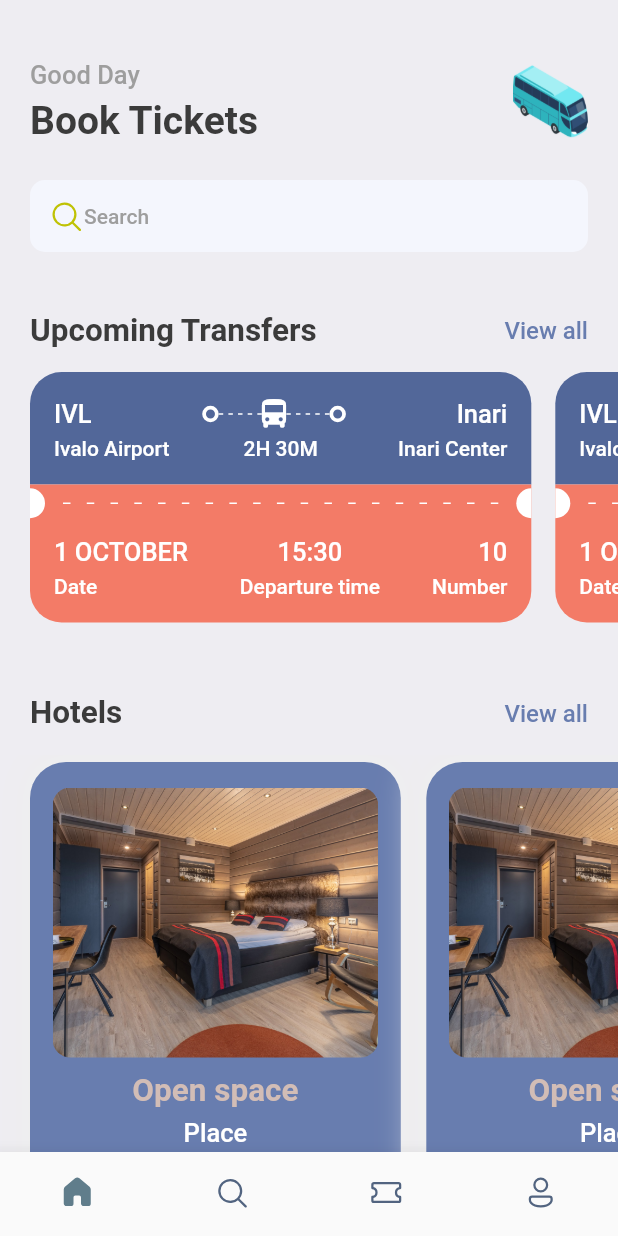
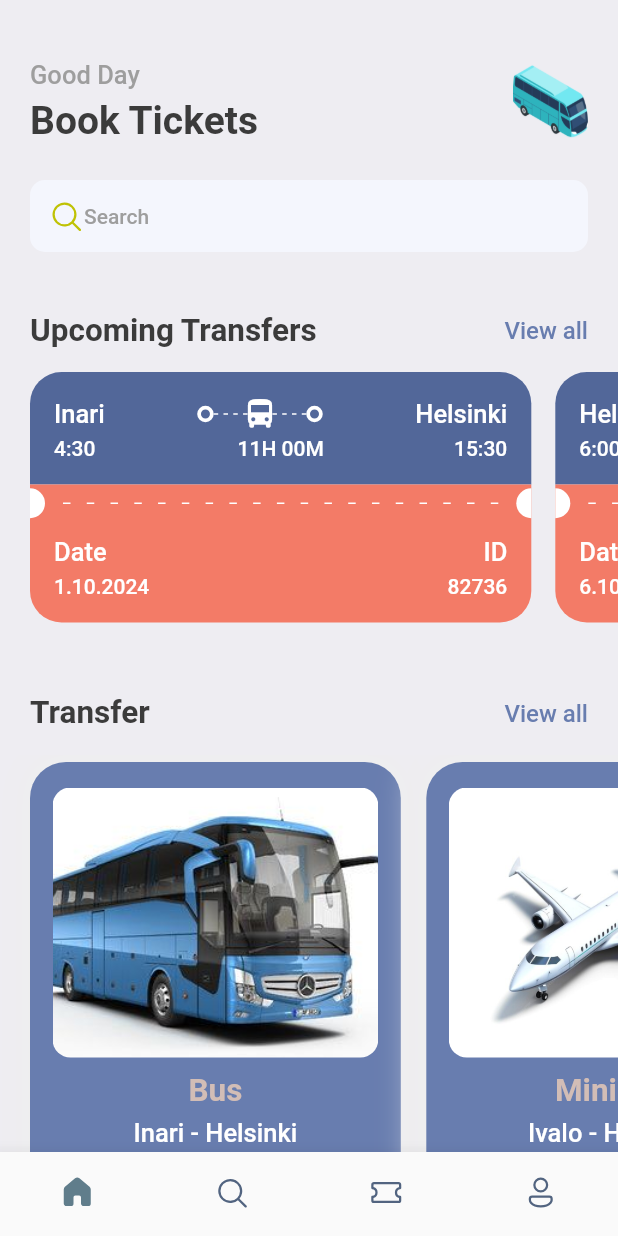
Before and after one commit to atorgaso/flutter_busapp, a Flutter app: the screen it shows after launch, on a phone screen of 412 x 824 dp. Run offline on Flutter 3.47's test engine with Material 2 defaults, Android fonts, the light colour scheme and no system bars; our stand-ins replace fluentui_icons, gap, get.

Commit message:
ticket and transfer design

```diff
--- a/lib/screens/home_screen.dart
+++ b/lib/screens/home_screen.dart
@@ -1,7 +1,8 @@
 import 'package:fluentui_icons/fluentui_icons.dart';
 import 'package:flutter/material.dart';
-import 'package:flutter_busapp/screens/hotels_screen.dart';
+import 'package:flutter_busapp/screens/transfer_screen.dart';
 import 'package:flutter_busapp/screens/ticket_view.dart';
+import 'package:flutter_busapp/utils/app_info_list.dart';
 import 'package:flutter_busapp/utils/app_styles.dart';
 import 'package:gap/gap.dart';
 
@@ -105,10 +106,9 @@ class HomeScreen extends StatelessWidget {
           SingleChildScrollView(
             scrollDirection: Axis.horizontal,
             padding: const EdgeInsets.only(left: 20),
-            child: Row(children: [
-              TicketView(),
-              TicketView(),
-            ]),
+            child: Row(
+              children: ticketList.map((singleTicket) => TicketView(ticket: singleTicket)).toList(),
+            ),
           ),
           const Gap(15),
           Container(
@@ -117,7 +117,7 @@ class HomeScreen extends StatelessWidget {
               mainAxisAlignment: MainAxisAlignment.spaceBetween,
               children: [
                 Text(
-                  "Hotels",
+                  "Transfer",
                   style: Styles.headLineStyle2,
                 ),
                 InkWell(
@@ -137,12 +137,8 @@ class HomeScreen extends StatelessWidget {
           SingleChildScrollView(
             scrollDirection: Axis.horizontal,
             padding: const EdgeInsets.only(left: 20),
-            child: Row(children: [
-              HotelScreen(),
-              HotelScreen(),
-              HotelScreen(),
-              HotelScreen(),
-            ],
+            child: Row(
+              children: transferList.map((singleTransfer) => TransferScreen(transfer: singleTransfer)).toList(),
           ),
         ),
         ],
--- a/lib/screens/ticket_view.dart
+++ b/lib/screens/ticket_view.dart
@@ -6,7 +6,8 @@ import 'package:flutter_busapp/widgets/thick_container.dart';
 import 'package:gap/gap.dart';
 
 class TicketView extends StatelessWidget {
-  const TicketView({super.key});
+  final Map<String, dynamic> ticket;
+  const TicketView({super.key, required this.ticket});
 
   @override
   Widget build(BuildContext context) {
@@ -14,26 +15,26 @@ class TicketView extends StatelessWidget {
 
     return SizedBox(
       width: size.width * 0.85,
-      height: 200,
+      height: AppLayout.getHeight(200),
       child: Container(
-        margin: const EdgeInsets.only(right: 16),
+        margin: EdgeInsets.only(right: AppLayout.getHeight(16)),
         child: Column(
           children: [
             //showing the blue part of the ticket
             Container(
-              decoration: const BoxDecoration(
+              decoration: BoxDecoration(
                   color: Color(0xFF526799),
                   borderRadius: BorderRadius.only(
-                    topLeft: Radius.circular(21),
-                    topRight: Radius.circular(21),
+                    topLeft: Radius.circular(AppLayout.getHeight(21)),
+                    topRight: Radius.circular(AppLayout.getHeight(21)),
                   )),
-              padding: const EdgeInsets.all(16),
+              padding: EdgeInsets.all(AppLayout.getHeight(16)),
               child: Column(
                 children: [
                   Row(
                     children: [
                       Text(
-                        "IVL",
+                        ticket['from']['name'],
                         style:
                             Styles.headLineStyle3.copyWith(color: Colors.white),
                       ),
@@ -43,7 +44,7 @@ class TicketView extends StatelessWidget {
                           child: Stack(
                         children: [
                           SizedBox(
-                            height: 24,
+                            height: AppLayout.getHeight(24),
                             child: LayoutBuilder(
                               builder: (BuildContext context,
                                   BoxConstraints constraints) {
@@ -79,7 +80,7 @@ class TicketView extends StatelessWidget {
                       ThickContainer(),
                       Expanded(child: Container()),
                       Text(
-                        "Inari",
+                        ticket['to']['name'],
                         style:
                             Styles.headLineStyle3.copyWith(color: Colors.white),
                       ),
@@ -90,22 +91,22 @@ class TicketView extends StatelessWidget {
                     mainAxisAlignment: MainAxisAlignment.spaceBetween,
                     children: [
                       SizedBox(
-                        width: 100,
+                        width: AppLayout.getWidth(100),
                         child: Text(
-                          "Ivalo Airport",
+                          ticket['from']['dep_time'],
                           style: Styles.headLineStyle4
                               .copyWith(color: Colors.white),
                         ),
                       ),
                       Text(
-                        "2H 30M",
+                        ticket['transfer_time'],
                         style:
                             Styles.headLineStyle4.copyWith(color: Colors.white),
                       ),
                       SizedBox(
-                        width: 100,
+                        width: AppLayout.getWidth(100),
                         child: Text(
-                          "Inari Center",
+                          ticket['to']['arr_time'],
                           textAlign: TextAlign.end,
                           style: Styles.headLineStyle4
                               .copyWith(color: Colors.white),
@@ -121,9 +122,9 @@ class TicketView extends StatelessWidget {
               color: Styles.orangeColor,
               child: Row(
                 children: [
-                  const SizedBox(
-                    height: 20,
-                    width: 10,
+                  SizedBox(
+                    height: AppLayout.getHeight(20),
+                    width: AppLayout.getWidth(10),
                     child: DecoratedBox(
                       decoration: BoxDecoration(
                         color: Colors.white,
@@ -195,29 +196,13 @@ class TicketView extends StatelessWidget {
                         crossAxisAlignment: CrossAxisAlignment.start,
                         children: [
                           Text(
-                            "1 OCTOBER",
+                            "Date",
                             style: Styles.headLineStyle3
                                 .copyWith(color: Colors.white),
                           ),
                           const Gap(5),
                           Text(
-                            "Date",
-                            style: Styles.headLineStyle4
-                                .copyWith(color: Colors.white),
-                          )
-                        ],
-                      ),
-                      Column(
-                        crossAxisAlignment: CrossAxisAlignment.center,
-                        children: [
-                          Text(
-                            "15:30",
-                            style: Styles.headLineStyle3
-                                .copyWith(color: Colors.white),
-                          ),
-                          const Gap(5),
-                          Text(
-                            "Departure time",
+                            ticket['date'],
                             style: Styles.headLineStyle4
                                 .copyWith(color: Colors.white),
                           )
@@ -227,13 +212,13 @@ class TicketView extends StatelessWidget {
                         crossAxisAlignment: CrossAxisAlignment.end,
                         children: [
                           Text(
-                            "10",
+                            "ID",
                             style: Styles.headLineStyle3
                                 .copyWith(color: Colors.white),
                           ),
                           const Gap(5),
                           Text(
-                            "Number",
+                            ticket['id'].toString(),
                             style: Styles.headLineStyle4
                                 .copyWith(color: Colors.white),
                           )
--- a/lib/screens/hotels_screen.dart
+++ b/lib/screens/transfer_screen.dart
@@ -4,11 +4,13 @@ import 'package:flutter_busapp/utils/app_layout.dart';
 import 'package:flutter_busapp/utils/app_styles.dart';
 import 'package:gap/gap.dart';
 
-class HotelScreen extends StatelessWidget {
-  const HotelScreen({super.key});
+class TransferScreen extends StatelessWidget {
+  final Map<String, dynamic> transfer;
+  const TransferScreen({super.key, required this.transfer});
 
   @override
   Widget build(BuildContext context) {
+    //print('Transfer price is ${transfer['price']}');
     final size = AppLayout.getSize(context);
 
     return Container(
@@ -34,23 +36,26 @@ class HotelScreen extends StatelessWidget {
             decoration: BoxDecoration(
               borderRadius: BorderRadius.circular(12),
               color: Styles.primaryColor,
-              image: const DecorationImage(
+              image: DecorationImage(
                 fit: BoxFit.cover,
-                image: AssetImage("assets/images/one.jpg"))),
+                image: AssetImage(
+                  "assets/images/${transfer['image']}"),
+              ),
+            ),
           ),
           const Gap(10),
           Text(
-            "Open space",
+            transfer['name'],
             style: Styles.headLineStyle2.copyWith(color: Styles.kakiColor),
           ),
           const Gap(5),
           Text(
-            "Place",
+            '${transfer['from']} - ${transfer['to']}',
             style: Styles.headLineStyle3.copyWith(color: Colors.white),
           ),
           const Gap(5),
           Text(
-            "40",
+            '${transfer['price']}€',
             style: Styles.headLineStyle.copyWith(color: Colors.white),
           ),
         ],
--- /dev/null
+++ b/lib/utils/app_info_list.dart
@@ -0,0 +1,52 @@
+List<Map<String, dynamic>> transferList = [
+  {
+    'image': 'bus.jpeg',
+    'name': 'Bus',
+    'from': 'Inari',
+    'to': 'Helsinki',
+    'price': 180
+  },
+  {
+    'image': 'plane.jpg',
+    'name': 'Minibus',
+    'from': 'Ivalo',
+    'to': 'Helsinki',
+    'price': 240
+  },
+  {
+    'image': 'taxi.jpg',
+    'name': 'Taxi',
+    'from': 'Inari',
+    'to': 'Helsinki',
+    'price': 300
+  },
+];
+
+List<Map<String, dynamic>> ticketList = [
+  {
+    'from': {
+      'name':"Inari",
+      'dep_time':"4:30"
+    },
+    'to': {
+      'name':"Helsinki",
+      'arr_time':"15:30"
+    },
+    'transfer_time':'11H 00M',
+    'date':"1.10.2024",
+    "id":82736
+  },
+  {
+    'from': {
+      'name':"Helsinki",
+      'dep_time':"6:00"
+    },
+    'to': {
+      'name':"Inari",
+      'arr_time':"21:00"
+    },
+    'transfer_time':'15H 00M',
+    'date':"6.10.2024",
+    "id":82736
+  },
+];
--- a/lib/utils/app_layout.dart
+++ b/lib/utils/app_layout.dart
@@ -1,7 +1,22 @@
 import 'package:flutter/cupertino.dart';
+import 'package:get/get.dart';
 
 class AppLayout {
   static getSize(BuildContext context) {
     return MediaQuery.of(context).size;
   }
+  static getScreenHeight(){
+    return Get.height;
+  }
+  static getScreenWidth(){
+    return Get.width;
+  }
+  static getHeight(double pixels){
+    double x = getScreenHeight()/pixels;
+    return getScreenHeight()/x;
+  }
+  static getWidth(double pixels){
+    double x = getScreenWidth()/pixels;
+    return getScreenWidth()/x;
+  }
 }
--- a/pubspec.yaml
+++ b/pubspec.yaml
@@ -36,6 +36,7 @@ dependencies:
   # Use with the CupertinoIcons class for iOS style icons.
   cupertino_icons: ^1.0.2
   fluentui_icons: ^1.0.0
+  get:
   gap: ^2.0.0
 
 dev_dependencies:
```
Also changed, not shown: assets/images/bus.jpeg (added), assets/images/plane.jpg (added), assets/images/taxi.jpg (added), pubspec.lock.
